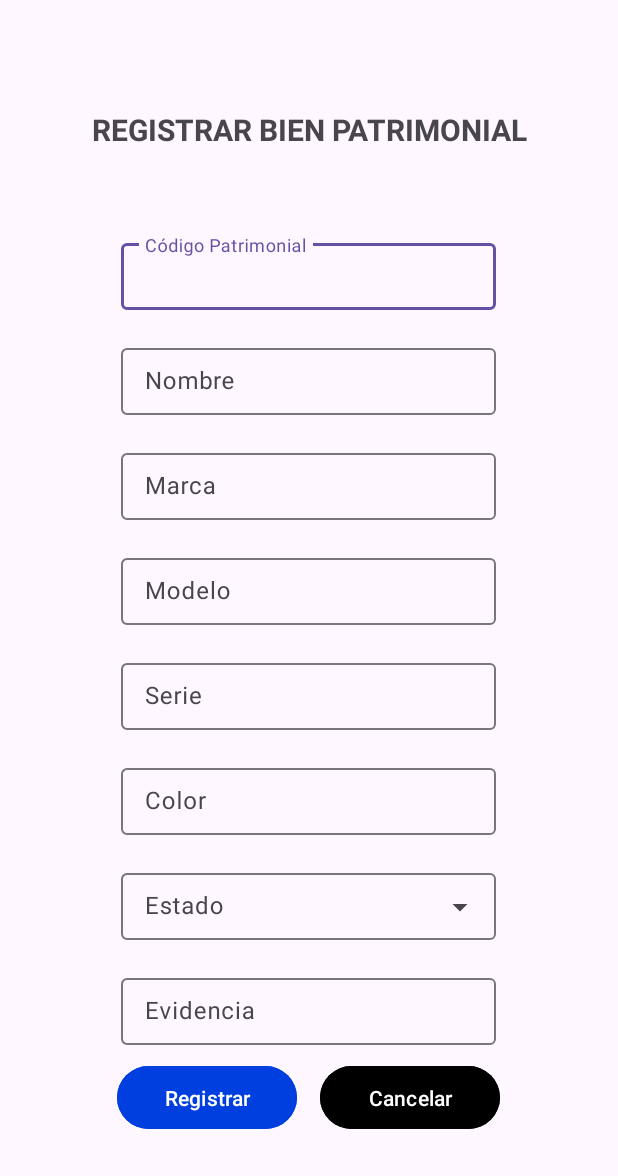
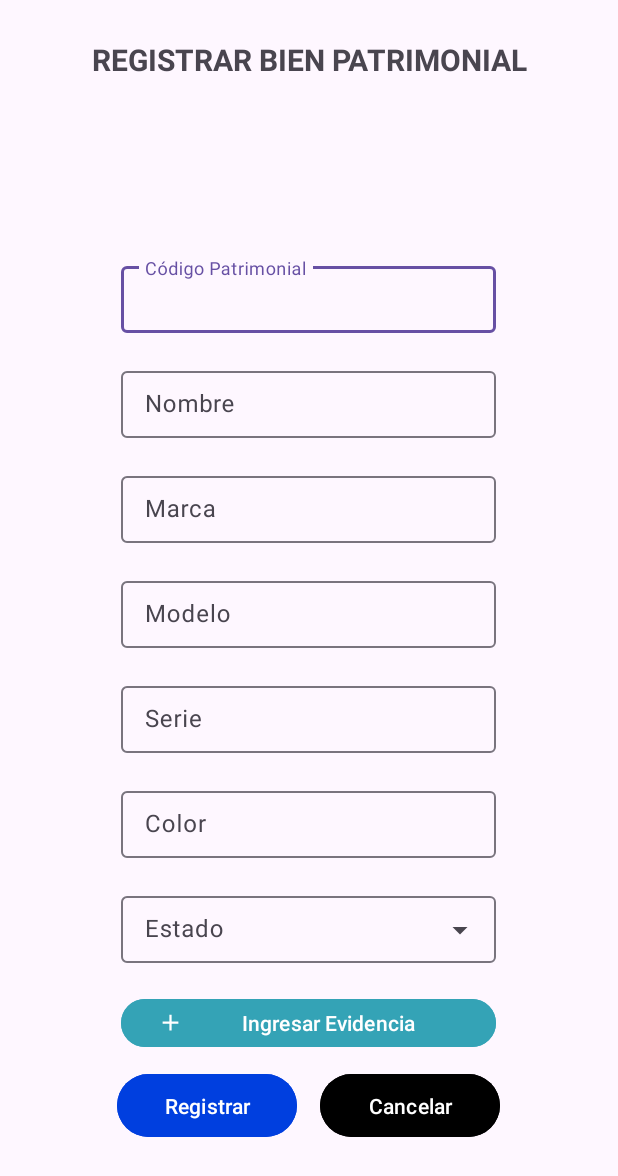
Before and after one commit to TheOne27k/GDIBPM-GRTC, an Android app: the HeritageAssetRegisterActivity screen opened directly, with no data from a screen before it, on a phone screen of 412 x 824 dp. Shown: the top 1176 px of the screen. Run offline under Robolectric (Android 15) with nearby library versions, the phone set to English and light mode, and no system bars.

Commit message:
feat: implement dropdown of heritage state and get image and preview

```diff
--- a/app/src/main/AndroidManifest.xml
+++ b/app/src/main/AndroidManifest.xml
@@ -1,6 +1,8 @@
 <?xml version="1.0" encoding="utf-8"?>
 <manifest xmlns:android="http://schemas.android.com/apk/res/android"
     xmlns:tools="http://schemas.android.com/tools">
+    <uses-permission android:name="android.permission.READ_EXTERNAL_STORAGE"
+        android:maxSdkVersion="32" />
 
     <application
         android:allowBackup="true"
@@ -26,8 +28,9 @@
         <activity android:name=".DashboardActivity" />
         <activity android:name=".FilterActivity"/>
         <activity android:name=".gestion_area_y_empleado.GestionActivity"/>
-        <activity android:name=".HeritageAssetRegisterActivity" />
+        <activity android:name=".heritage_asset.HeritageAssetRegisterActivity" />
         <activity android:name=".ForgotPasswordActivity" />
     </application>
 
+
 </manifest>
--- a/app/src/main/java/com/grtc/gdibpm/HeritageAssetRegisterActivity.kt
+++ /dev/null
@@ -1,18 +0,0 @@
-package com.grtc.gdibpm
-
-import android.os.Bundle
-import android.widget.Button
-import androidx.activity.enableEdgeToEdge
-import androidx.appcompat.app.AppCompatActivity
-
-class HeritageAssetRegisterActivity: AppCompatActivity() {
-    override fun onCreate(savedInstanceState: Bundle?) {
-        super.onCreate(savedInstanceState)
-        enableEdgeToEdge()
-        setContentView(R.layout.activity_heritage_asset_register)
-        val btnCancel = findViewById<Button>(R.id.btnCancel)
-        btnCancel.setOnClickListener {
-            finish()
-        }
-    }
-}
--- /dev/null
+++ b/app/src/main/java/com/grtc/gdibpm/heritage_asset/HeritageAssetRegisterActivity.kt
@@ -0,0 +1,85 @@
+package com.grtc.gdibpm.heritage_asset
+
+import android.content.Intent
+import android.graphics.ImageDecoder
+import android.net.Uri
+import android.os.Build
+import android.os.Bundle
+import android.provider.MediaStore
+import android.widget.ArrayAdapter
+import android.widget.Button
+import android.widget.ImageView
+import androidx.activity.enableEdgeToEdge
+import androidx.appcompat.app.AppCompatActivity
+import com.google.android.material.button.MaterialButton
+import com.google.android.material.textfield.MaterialAutoCompleteTextView
+import com.google.android.material.textfield.TextInputEditText
+import com.grtc.gdibpm.R
+
+class HeritageAssetRegisterActivity: AppCompatActivity() {
+
+    private val PICK_IMAGE_REQUEST_CODE = 1
+    private lateinit var imagePreview: ImageView
+    override fun onCreate(savedInstanceState: Bundle?) {
+        super.onCreate(savedInstanceState)
+        enableEdgeToEdge()
+        setContentView(R.layout.activity_heritage_asset_register)
+
+        val edtState = findViewById<MaterialAutoCompleteTextView>(R.id.edtState)
+
+        val items = HeritageState.values().map { it.displayName }
+        val adapter = ArrayAdapter(this, R.layout.dropdown_menu_popup_item, items)
+        edtState.setAdapter(adapter)
+        edtState.dropDownHeight = resources.getDimensionPixelSize(R.dimen.dropdown_max_height)
+
+        imagePreview = findViewById<ImageView>(R.id.imgEvidence)
+
+        findViewById<MaterialButton>(R.id.btnAddEvidence).setOnClickListener {
+            openImagePicker()
+        }
+
+        val btnCancel = findViewById<Button>(R.id.btnCancel)
+        btnCancel.setOnClickListener {
+            finish()
+        }
+    }
+    private fun registerHeritageAsset() {
+//        val edtCode = findViewById<TextInputEditText>(R.id.edtCode)
+//        val edtName = findViewById<TextInputEditText>(R.id.edtName)
+//        val edtBrand = findViewById<TextInputEditText>(R.id.edtBrand)
+//        val edtModel = findViewById<TextInputEditText>(R.id.edtModel)
+//        val edtSerial = findViewById<TextInputEditText>(R.id.edtSerial)
+//        val edtColor = findViewById<TextInputEditText>(R.id.edtColor)
+//        val edtState = findViewById<MaterialAutoCompleteTextView>(R.id.edtState)
+    }
+    private fun openImagePicker() {
+        val intent = Intent(Intent.ACTION_OPEN_DOCUMENT).apply {
+            addCategory(Intent.CATEGORY_OPENABLE)
+            type = "image/*"
+        }
+        startActivityForResult(intent, PICK_IMAGE_REQUEST_CODE)
+    }
+    override fun onActivityResult(requestCode: Int, resultCode: Int, data: Intent?) {
+        super.onActivityResult(requestCode, resultCode, data)
+        if (requestCode == PICK_IMAGE_REQUEST_CODE && resultCode == RESULT_OK) {
+            data?.data?.also { uri ->
+                displayImage(uri)
+            }
+        }
+    }
+
+    private fun displayImage(uri: Uri) {
+        try {
+            val bitmap = if (Build.VERSION.SDK_INT < 28) {
+                @Suppress("DEPRECATION")
+                MediaStore.Images.Media.getBitmap(contentResolver, uri)
+            } else {
+                val source = ImageDecoder.createSource(contentResolver, uri)
+                ImageDecoder.decodeBitmap(source)
+            }
+            imagePreview.setImageBitmap(bitmap)
+        } catch (e: Exception) {
+            e.printStackTrace()
+        }
+    }
+}
--- a/app/src/main/java/com/grtc/gdibpm/heritage_asset/HeritageState.kt
+++ b/app/src/main/java/com/grtc/gdibpm/heritage_asset/HeritageState.kt
@@ -1,8 +1,8 @@
 package com.grtc.gdibpm.heritage_asset
 
-enum class HeritageState {
-    B,
-    M,
-    MR,
-    MNR
+enum class HeritageState(val  displayName: String) {
+    B("Bueno"),
+    M("Malo"),
+    MR("Malo Recuperable"),
+    MNR("Mal no Recuperable")
 }
--- a/app/src/main/java/com/grtc/gdibpm/menu/MenuActivity.kt
+++ b/app/src/main/java/com/grtc/gdibpm/menu/MenuActivity.kt
@@ -11,11 +11,10 @@ import android.view.ViewGroup
 import android.view.Window
 import android.widget.ImageView
 import android.widget.LinearLayout
-import android.widget.Toast
 import androidx.appcompat.app.AppCompatActivity
 import com.google.android.material.bottomnavigation.BottomNavigationView
 import com.grtc.gdibpm.DisplacementRegisterActivity
-import com.grtc.gdibpm.HeritageAssetRegisterActivity
+import com.grtc.gdibpm.heritage_asset.HeritageAssetRegisterActivity
 import com.grtc.gdibpm.R
 import com.grtc.gdibpm.main.MainFragment
 import com.grtc.gdibpm.profile.ProfileFragment
--- a/app/src/main/res/layout/activity_heritage_asset_register.xml
+++ b/app/src/main/res/layout/activity_heritage_asset_register.xml
@@ -2,6 +2,7 @@
 <LinearLayout xmlns:android="http://schemas.android.com/apk/res/android"
     android:layout_width="match_parent"
     android:layout_height="match_parent"
+    xmlns:app="http://schemas.android.com/apk/res-auto"
     android:orientation="vertical"
     android:gravity="center">
     <TextView
@@ -11,7 +12,10 @@
     android:gravity="center"
     android:textStyle="bold"
     android:textSize="20dp"/>
-
+    <ScrollView
+        android:layout_width="match_parent"
+        android:layout_height="match_parent"
+        android:layout_gravity="center">
         <LinearLayout
             android:layout_width="350dp"
             android:layout_height="650dp"
@@ -26,6 +30,7 @@
                 android:layout_marginBottom="20dp">
 
                 <com.google.android.material.textfield.TextInputEditText
+                    android:id="@+id/edtCode"
                     android:layout_width="match_parent"
                     android:layout_height="match_parent"
                     android:hint="Código Patrimonial" />
@@ -37,6 +42,7 @@
                 android:layout_marginBottom="20dp">
 
                 <com.google.android.material.textfield.TextInputEditText
+                    android:id="@+id/edtName"
                     android:layout_width="match_parent"
                     android:layout_height="match_parent"
                     android:hint="Nombre" />
@@ -48,6 +54,7 @@
                 android:layout_marginBottom="20dp">
 
                 <com.google.android.material.textfield.TextInputEditText
+                    android:id="@+id/edtBrand"
                     android:layout_width="match_parent"
                     android:layout_height="match_parent"
                     android:hint="Marca" />
@@ -59,6 +66,7 @@
                 android:layout_marginBottom="20dp">
 
                 <com.google.android.material.textfield.TextInputEditText
+                    android:id="@+id/edtModel"
                     android:layout_width="match_parent"
                     android:layout_height="match_parent"
                     android:hint="Modelo" />
@@ -70,6 +78,7 @@
                 android:layout_marginBottom="20dp">
 
                 <com.google.android.material.textfield.TextInputEditText
+                    android:id="@+id/edtSerial"
                     android:layout_width="match_parent"
                     android:layout_height="match_parent"
                     android:hint="Serie" />
@@ -81,6 +90,7 @@
                 android:layout_marginBottom="20dp">
 
                 <com.google.android.material.textfield.TextInputEditText
+                    android:id="@+id/edtColor"
                     android:layout_width="match_parent"
                     android:layout_height="match_parent"
                     android:hint="Color" />
@@ -92,23 +102,33 @@
                 android:layout_marginBottom="20dp"
                 android:hint="Estado"
                 style="@style/Widget.Material3.TextInputLayout.OutlinedBox.ExposedDropdownMenu">
-            <AutoCompleteTextView
+                <com.google.android.material.textfield.MaterialAutoCompleteTextView
+                    android:id="@+id/edtState"
                     android:layout_width="match_parent"
                     android:layout_height="match_parent"
                     android:inputType="none"
                     />
             </com.google.android.material.textfield.TextInputLayout>
 
-        <com.google.android.material.textfield.TextInputLayout
+            <LinearLayout
+                android:layout_width="wrap_content"
+                android:layout_height="wrap_content"
+                android:orientation="vertical"
+                android:gravity="center_horizontal">
+                <ImageView
+                    android:id="@+id/imgEvidence"
+                    android:layout_width="match_parent"
+                    android:layout_height="wrap_content"
+                    android:adjustViewBounds="true"
+                    android:scaleType="centerCrop"/>
+                <com.google.android.material.button.MaterialButton
+                    android:id="@+id/btnAddEvidence"
                     android:layout_width="250dp"
-            android:layout_height="50dp">
-
-            <com.google.android.material.textfield.TextInputEditText
-                android:layout_width="match_parent"
-                android:layout_height="match_parent"
-                android:hint="Evidencia" />
-        </com.google.android.material.textfield.TextInputLayout>
-
+                    android:layout_height="40dp"
+                    app:icon="@drawable/ic_baseline_add_24"
+                    android:text="Ingresar Evidencia"
+                    android:backgroundTint="@color/blue_light"/>
+            </LinearLayout>
             <LinearLayout
                 android:layout_width="match_parent"
                 android:layout_height="50dp"
@@ -131,4 +151,5 @@
                     android:text="Cancelar" />
             </LinearLayout>
         </LinearLayout>
+    </ScrollView>
 </LinearLayout>
--- /dev/null
+++ b/app/src/main/res/layout/dropdown_menu_popup_item.xml
@@ -0,0 +1,6 @@
+<?xml version="1.0" encoding="utf-8"?>
+<TextView xmlns:android="http://schemas.android.com/apk/res/android"
+    android:layout_width="match_parent"
+    android:layout_height="wrap_content"
+    android:padding="16dp"
+    android:textSize="16sp"/>
--- /dev/null
+++ b/app/src/main/res/values/dimens.xml
@@ -0,0 +1,4 @@
+<?xml version="1.0" encoding="utf-8"?>
+<resources>
+    <dimen name="dropdown_max_height">150dp</dimen>
+</resources>
```
Lines whose indentation alone changed are shown as unchanged.
